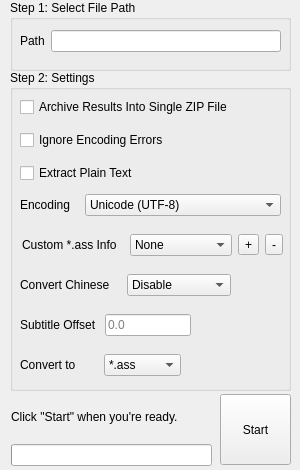
Qt form src/ui/transub.ui (Gatorix/Final-Project) before a commit.
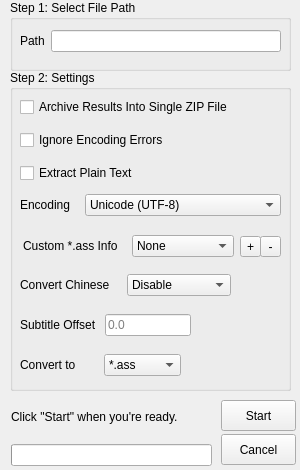
The same form after that commit.

Commit message: adj main ui

The edit to the form file:
```diff
--- a/src/ui/transub.ui
+++ b/src/ui/transub.ui
@@ -209,17 +209,17 @@
    <widget class="QWidget" name="layoutWidget">
     <property name="geometry">
      <rect>
-      <x>12</x>
-      <y>160</y>
-      <width>261</width>
-      <height>31</height>
+      <x>13</x>
+      <y>165</y>
+      <width>211</width>
+      <height>23</height>
      </rect>
     </property>
     <layout class="QGridLayout" name="gridLayout_7">
-     <item row="0" column="2">
-      <widget class="QToolButton" name="toolButton_add">
+     <item row="0" column="0">
+      <widget class="QLabel" name="label_chinese_2">
        <property name="text">
-        <string>+</string>
+        <string>Custom *.ass Info</string>
        </property>
       </widget>
      </item>
@@ -232,25 +232,37 @@
        </item>
       </widget>
      </item>
-     <item row="0" column="0">
-      <widget class="QLabel" name="label_chinese_2">
+    </layout>
+   </widget>
+   <widget class="QToolButton" name="toolButton_add">
+    <property name="geometry">
+     <rect>
+      <x>230</x>
+      <y>166</y>
+      <width>21</width>
+      <height>21</height>
+     </rect>
+    </property>
        <property name="text">
-        <string>Custom *.ass Info</string>
-       </property>
-      </widget>
-     </item>
-     <item row="0" column="3">
+     <string>+</string>
+    </property>
+   </widget>
       <widget class="QToolButton" name="toolButton_remove">
        <property name="enabled">
         <bool>true</bool>
        </property>
+    <property name="geometry">
+     <rect>
+      <x>250</x>
+      <y>166</y>
+      <width>21</width>
+      <height>21</height>
+     </rect>
+    </property>
        <property name="text">
         <string>-</string>
        </property>
       </widget>
-     </item>
-    </layout>
-   </widget>
   </widget>
   <widget class="QGroupBox" name="folder_group">
    <property name="geometry">
@@ -294,17 +306,17 @@
   <widget class="QPushButton" name="button_start">
    <property name="geometry">
     <rect>
-     <x>220</x>
-     <y>394</y>
-     <width>71</width>
-     <height>71</height>
+     <x>221</x>
+     <y>400</y>
+     <width>75</width>
+     <height>31</height>
     </rect>
    </property>
    <property name="text">
     <string>Start</string>
    </property>
   </widget>
-  <widget class="QWidget" name="">
+  <widget class="QWidget" name="layoutWidget">
    <property name="geometry">
     <rect>
      <x>11</x>
@@ -339,6 +351,19 @@
     </item>
    </layout>
   </widget>
+  <widget class="QPushButton" name="button_cancel">
+   <property name="geometry">
+    <rect>
+     <x>221</x>
+     <y>434</y>
+     <width>75</width>
+     <height>31</height>
+    </rect>
+   </property>
+   <property name="text">
+    <string>Cancel</string>
+   </property>
+  </widget>
  </widget>
  <resources/>
  <connections/>
```
Lines whose indentation alone changed are shown as unchanged. The commit also changes 1 other file.
